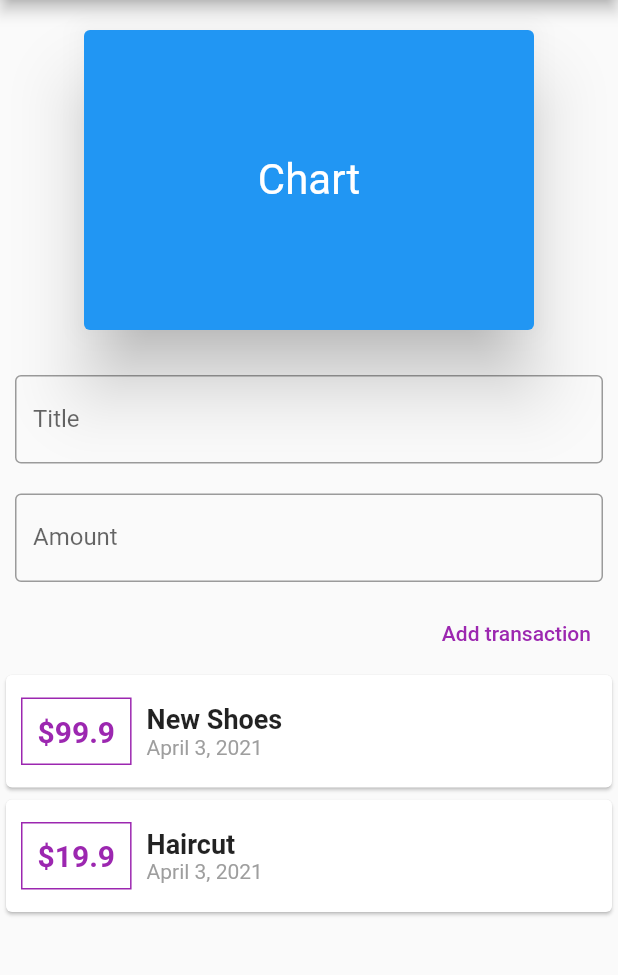
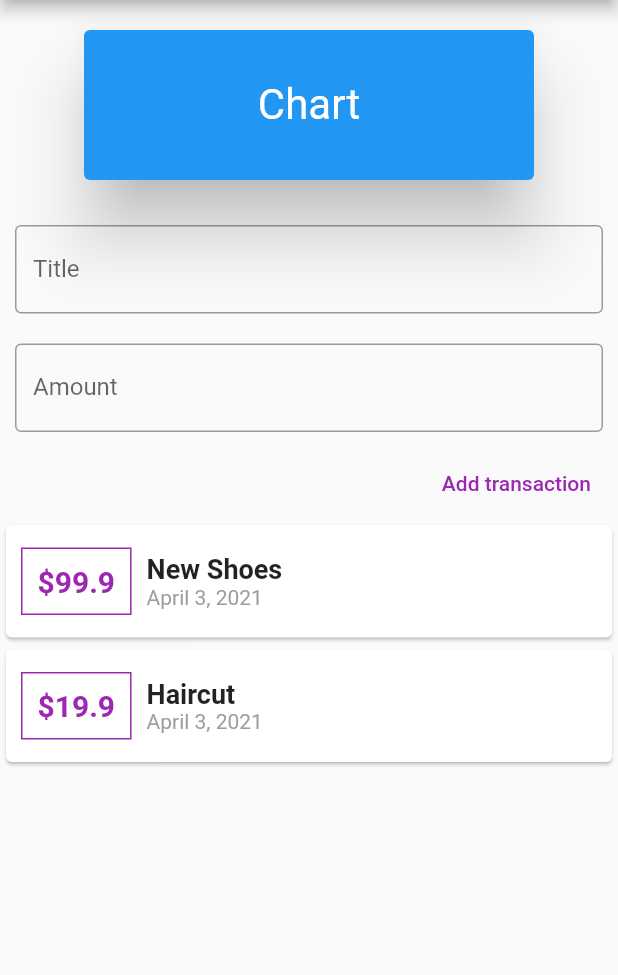
Before and after one commit to samgrover10/Personal-Expenses-App, a Flutter app: the screen it shows after launch, on a phone screen of 412 x 824 dp, the part 84-1059 px from its top. Run offline on Flutter 3.47's test engine with Material 2 defaults, Android fonts, the phone set to English and light mode, and no system bars.

Commit message:
Added Scrolling feature

```diff
--- a/lib/main.dart
+++ b/lib/main.dart
@@ -27,7 +27,8 @@ class MyHomePage extends StatelessWidget {
       appBar: AppBar(
         title: Text(title),
       ),
-      body: Column(
+      body: SingleChildScrollView(
+              child: Column(
           mainAxisAlignment: MainAxisAlignment.start,
           children: [
             Center(
@@ -36,7 +37,7 @@ class MyHomePage extends StatelessWidget {
               color: Colors.blue,
               margin: EdgeInsets.all(20),
               child: Container(
-              height: 200,
+                height: 100,
                 width: 300,
                 child: Center(
                     child: Text(
@@ -48,6 +49,7 @@ class MyHomePage extends StatelessWidget {
             UserTransaction()
           ],
         ),
+      ),
     );
   }
 }
--- a/lib/widgets/transacton_list.dart
+++ b/lib/widgets/transacton_list.dart
@@ -9,7 +9,10 @@ class TransactionList extends StatelessWidget {
 
   @override
   Widget build(BuildContext context) {
-    return Column(
+    return Container(
+      height: 300,
+      child: SingleChildScrollView(
+              child: Column(
           children: transactions.map((tx) {
             return Card(
               child: Row(
@@ -48,6 +51,8 @@ class TransactionList extends StatelessWidget {
               ),
             );
           }).toList(),
+        ),
+      ),
     );
   }
 }
```
Lines whose indentation alone changed are shown as unchanged.
